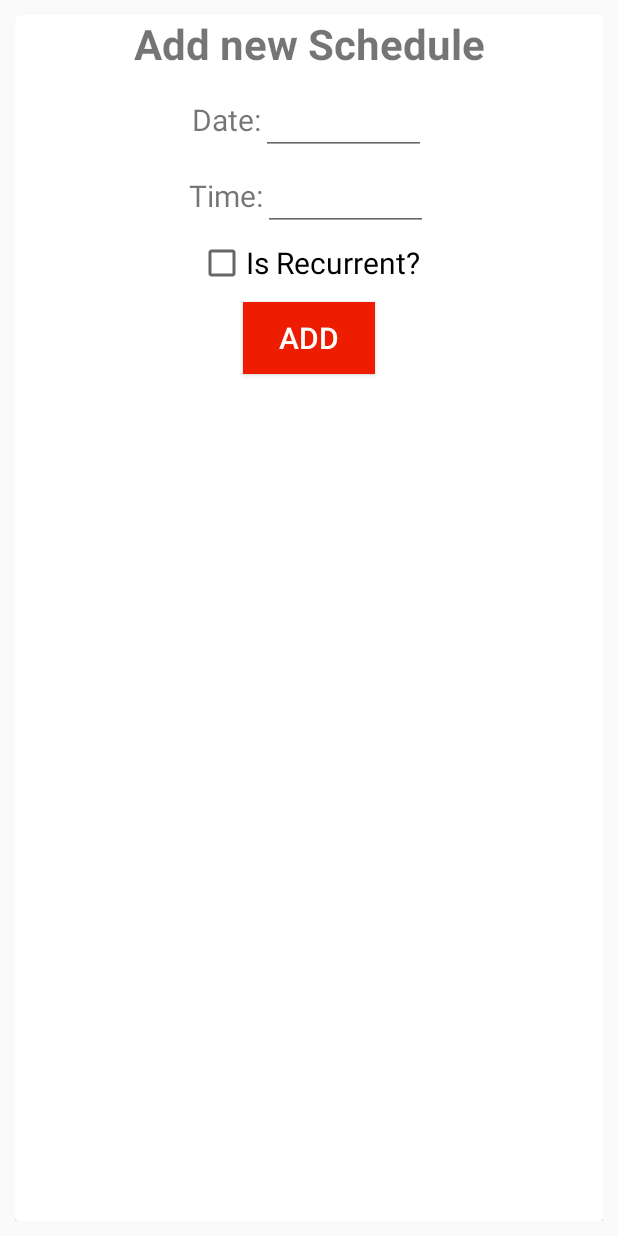
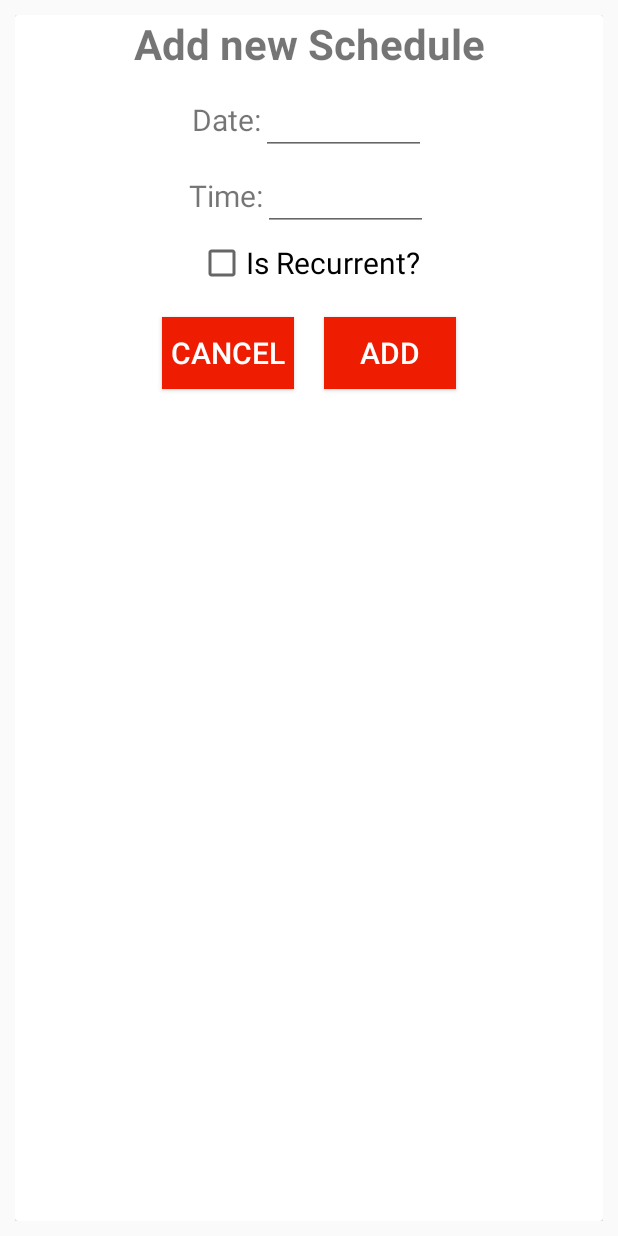
Before and after one commit to labreu05/FarmChickenFeederApp, an Android app: the layout fragment_add_schedule.xml on its own in the app's theme, with its tools: preview values and no code run, on a phone screen of 412 x 824 dp. Run offline under Robolectric (Android 15) with nearby library versions, the phone set to English and light mode, and no system bars.

Commit message:
Add cancel button to addScheduleFragment

```diff
--- a/app/src/main/java/com/example/labreu/farmchickenfeederapp/AddScheduleFragment.java
+++ b/app/src/main/java/com/example/labreu/farmchickenfeederapp/AddScheduleFragment.java
@@ -29,6 +29,7 @@ public class AddScheduleFragment extends Fragment {
                              Bundle savedInstanceState) {
         final View mainView =  inflater.inflate(R.layout.fragment_add_schedule, container, false);
         Button addNewScheduleButton = mainView.findViewById(R.id.add_new_schedule_button);
+        Button cancelNewScheduleButton = mainView.findViewById(R.id.cancel_new_schedule_button);
         final EditText newScheduleDate = mainView.findViewById(R.id.new_schedule_date);
         final EditText newScheduleTime = mainView.findViewById(R.id.new_schedule_time);
         final CheckBox newScheduleIsRecurrent = mainView.findViewById(R.id.new_schedule_is_recurrent);
@@ -92,6 +93,14 @@ public class AddScheduleFragment extends Fragment {
             }
         });
 
+        cancelNewScheduleButton.setOnClickListener(new View.OnClickListener() {
+            @Override
+            public void onClick(View view) {
+                fragmentManager.beginTransaction().replace(R.id.main_container, new SchedulesFragment()).commit();
+            }
+        });
+
+
         return mainView;
     }
 
--- a/app/src/main/res/layout/fragment_add_schedule.xml
+++ b/app/src/main/res/layout/fragment_add_schedule.xml
@@ -75,6 +75,22 @@
                 android:layout_marginBottom="10dp"
                 android:text="Is Recurrent?"/>
 
+            <LinearLayout
+                android:layout_gravity="center"
+                android:layout_width="wrap_content"
+                android:layout_height="wrap_content">
+
+                <Button
+                    android:layout_gravity="center"
+                    android:id="@+id/cancel_new_schedule_button"
+                    android:background="@color/colorAccent"
+                    android:textColor="#FFFFFF"
+                    android:layout_width="wrap_content"
+                    android:layout_height="wrap_content"
+                    android:layout_margin="10dp"
+                    android:textSize="20dp"
+                    android:text="Cancel"/>
+
                 <Button
                     android:layout_gravity="center"
                     android:id="@+id/add_new_schedule_button"
@@ -82,9 +98,10 @@
                     android:textColor="#FFFFFF"
                     android:layout_width="wrap_content"
                     android:layout_height="wrap_content"
-                android:layout_marginBottom="10dp"
+                    android:layout_margin="10dp"
                     android:textSize="20dp"
                     android:text="Add"/>
+            </LinearLayout>
 
         </LinearLayout>
     </android.support.v7.widget.CardView>
--- a/app/src/main/res/layout/fragment_weight_monitor.xml
+++ b/app/src/main/res/layout/fragment_weight_monitor.xml
@@ -269,7 +269,7 @@
                         android:layout_height="wrap_content"
                         android:fontFamily="Arial"
                         android:paddingBottom="10dp"
-                        android:text="Plate #1"
+                        android:text="Plate #2"
                         android:textAlignment="center"
                         android:textSize="20sp"
                         android:textStyle="bold" />
```
Lines whose indentation alone changed are shown as unchanged.
